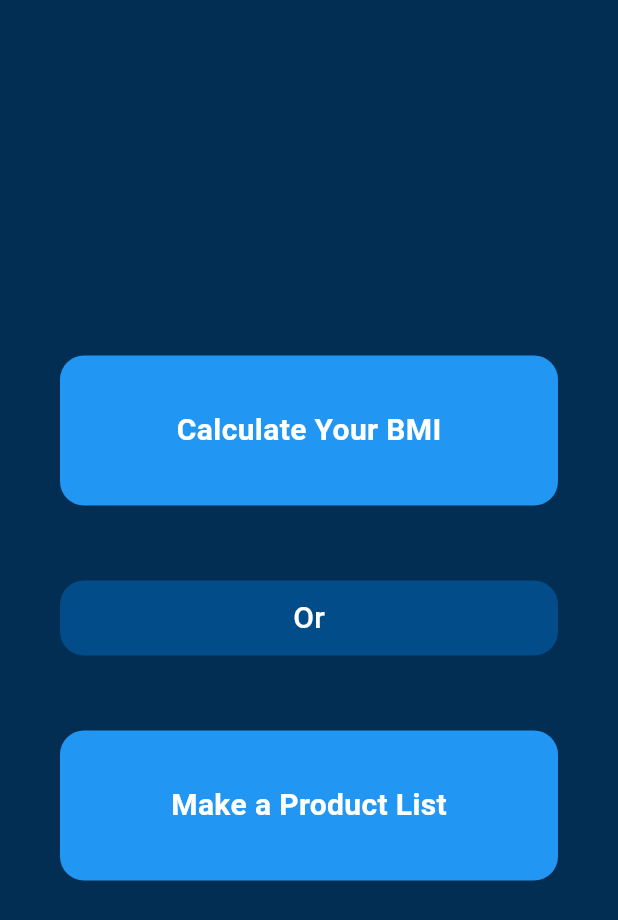
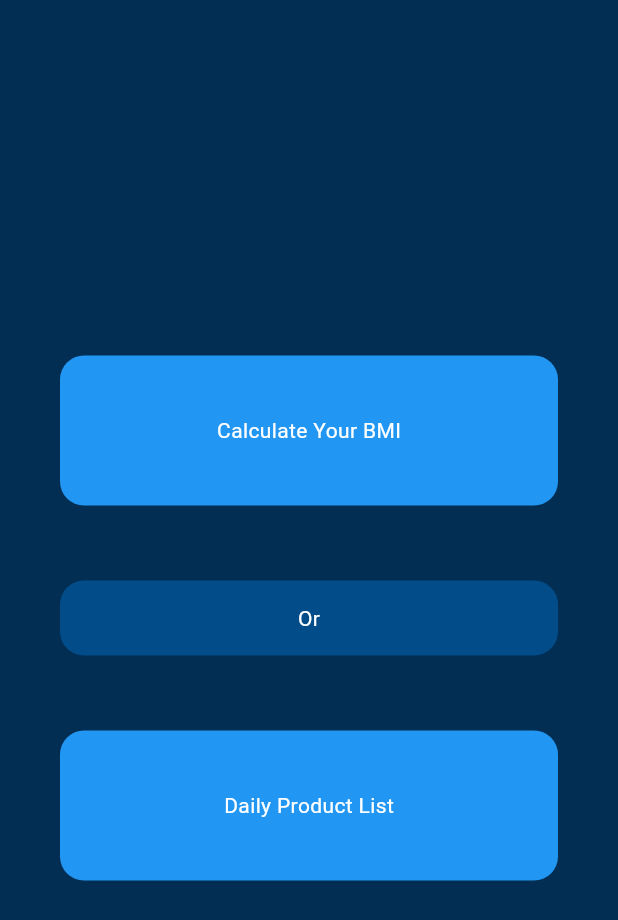
Before and after one commit to Ashik70021/Personal_Utility_App, a Flutter app: the screen it shows after launch, on a phone screen of 412 x 824 dp. Shown: the top 920 px of the screen. Run offline on Flutter 3.47's test engine with Material 3 defaults, Android fonts, the light colour scheme and no system bars; our stand-ins replace device_preview.

Commit message:
edit code

```diff
--- a/lib/main.dart
+++ b/lib/main.dart
@@ -58,11 +58,7 @@ class _MyWidgetState extends State<MyWidget> {
                       child: const Center(
                         child: Text(
                           "Calculate Your BMI",
-                          style: TextStyle(
-                            color: Colors.white,
-                            fontSize: 20, // Increased font size
-                            fontWeight: FontWeight.bold,
-                          ),
+                          style: TextStyle(color: Colors.white),
                         ),
                       ),
                     ),
@@ -76,14 +72,7 @@ class _MyWidgetState extends State<MyWidget> {
                     height: 50,
                     width: double.infinity,
                     child: const Center(
-                      child: Text(
-                        "Or",
-                        style: TextStyle(
-                          color: Colors.white,
-                          fontSize: 20, // Increased font size
-                          fontWeight: FontWeight.w500,
-                        ),
-                      ),
+                      child: Text("Or", style: TextStyle(color: Colors.white)),
                     ),
                   ),
                   const SizedBox(height: 50),
@@ -103,12 +92,8 @@ class _MyWidgetState extends State<MyWidget> {
                       width: double.infinity,
                       child: const Center(
                         child: Text(
-                          "Make a Product List",
-                          style: TextStyle(
-                            color: Colors.white,
-                            fontSize: 20, // Increased font size
-                            fontWeight: FontWeight.bold,
-                          ),
+                          "Daily Product List",
+                          style: TextStyle(color: Colors.white),
                         ),
                       ),
                     ),
```
